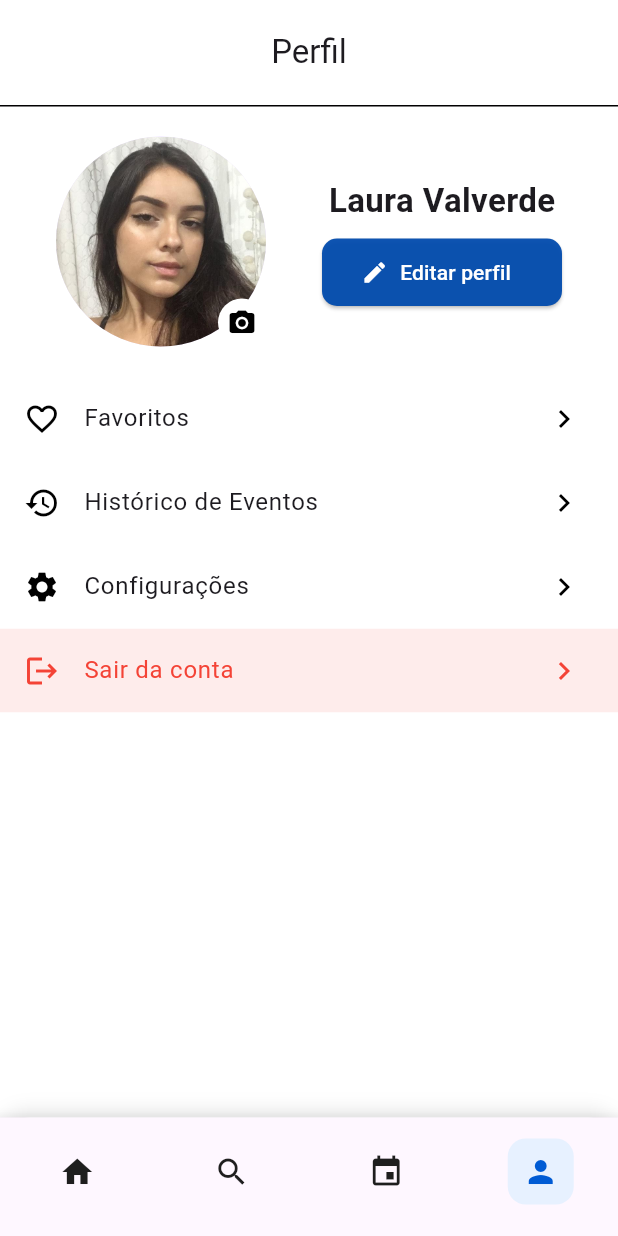
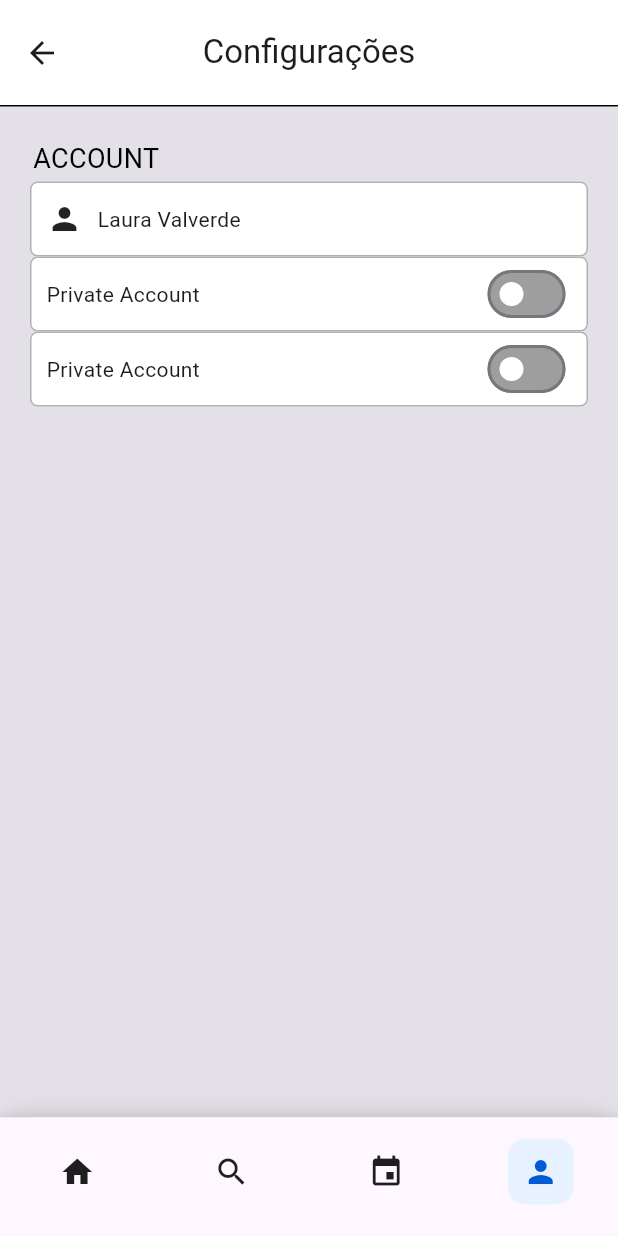
Before and after one commit to imMuriloNeres/eventpro-client, a Flutter app: the ProfileScreen screen opened by its route, after a tap on "Configurações", on a phone screen of 412 x 824 dp. Run offline on Flutter 3.47's test engine with Material 3 defaults, Android fonts, the light colour scheme and no system bars; our stand-ins replace go_router.

Commit message:
feat: atualiza profile_screen com funções nos ListTiles e cria página de configurações do perfil

```diff
--- /dev/null
+++ b/lib/screens/config_screen.dart
@@ -0,0 +1,123 @@
+import 'package:eventpro_app/utils/criarappbar.dart';
+import 'package:flutter/material.dart';
+
+class ConfigPage extends StatefulWidget {
+  const ConfigPage({
+    super.key,
+  });
+
+  @override
+  State<ConfigPage> createState() => _ConfigPageState();
+}
+
+class _ConfigPageState extends State<ConfigPage> {
+  bool isSwitched = false;
+
+  /// Este método retorna um Switch corretamente
+  Widget buildSwitch() {
+    return Switch(
+      value: isSwitched,
+      onChanged: (value) {
+        setState(() {
+          isSwitched = value;
+        });
+      },
+      activeColor: Colors.green,
+      inactiveThumbColor: Colors.white,
+      inactiveTrackColor: Colors.grey,
+    );
+  }
+
+  Widget gerarBarraConfig2(){
+  return Container(
+    width: double.infinity,
+    height: 50,
+    decoration: BoxDecoration(
+      color: Colors.white,
+      border: Border.all(
+        color: const Color.fromARGB(179, 143, 143, 143), // Cor da borda
+        width: 1.0,          // Espessura da borda
+      ),
+      borderRadius: BorderRadius.circular(5), // Cantos arredondados (opcional)
+    ),
+    child: Padding(
+      padding: EdgeInsets.only(left: 10, right: 10),
+      child: Row(
+        mainAxisAlignment: MainAxisAlignment.spaceBetween,
+        children: [
+          Text('Private Account'),
+          buildSwitch(),
+        ],
+      ),
+    ),
+  );
+}
+
+
+  @override
+  Widget build(BuildContext context) {
+    return Scaffold(
+      appBar: appBarCustom(
+        title: 'Configurações',
+        centerTitle: true,
+        backgroundColor: Colors.white,
+
+      ),
+      body: Container(
+        padding: EdgeInsets.only(left: 20, right: 20),
+        width: double.infinity,
+        height: double.infinity,
+        color: const Color.fromARGB(69, 159, 161, 165),
+        child: SingleChildScrollView(
+          child: Column(
+            children: [
+              SizedBox(height: 20),
+              Row(
+                children: [
+                  Padding(
+                    padding: const EdgeInsets.all(2.0),
+                    child: Text(
+                      'ACCOUNT',
+                      style: TextStyle(
+                        color: Colors.black,
+                        fontSize: 18
+                      ),
+                    ),
+                  ),
+                ],
+              ),
+            gerarBarraConfig(),
+            gerarBarraConfig2(),
+            gerarBarraConfig2(),
+            ],
+          ),
+        ),
+      )
+    );
+  }
+}
+
+
+Widget gerarBarraConfig(){
+  return Container(
+    width: double.infinity,
+    height: 50,
+    decoration: BoxDecoration(
+      color: Colors.white,
+      border: Border.all(
+        color: const Color.fromARGB(179, 143, 143, 143),  // Cor da borda
+        width: 1.0,          // Espessura da borda
+      ),
+      borderRadius: BorderRadius.circular(5), // Cantos arredondados (opcional)
+    ),
+    child: Row(
+      mainAxisAlignment: MainAxisAlignment.start,
+      children: [
+        SizedBox(width: 10),
+        Icon(Icons.person),
+        SizedBox(width: 10),
+        Text('Laura Valverde')
+      ],
+    ),
+  );
+}
--- a/lib/screens/profile_screen.dart
+++ b/lib/screens/profile_screen.dart
@@ -1,3 +1,4 @@
+import 'package:eventpro_app/screens/config_screen.dart';
 import 'package:eventpro_app/screens/edit_profile_screen.dart';
 import 'package:eventpro_app/utils/botaopersonalizado.dart';
 import 'package:eventpro_app/utils/criarappbar.dart';
@@ -77,9 +78,14 @@ class _ProfileScreenState extends State<ProfileScreen> {
                 ),
                 Column(
                   children: [
-                    criarListTiles(Icons.favorite_border, 'Favoritos', (){}, iconColor: Colors.black,),
+                    criarListTiles(Icons.favorite_border, 'Favoritos', (){showMyBottomSheet(context);} ,iconColor: Colors.black,),
                     criarListTiles(Icons.history, 'Histórico de Eventos', (){}, iconColor: Colors.black,),
-                    criarListTiles(Icons.settings, 'Configurações', (){}, iconColor: Colors.black,),
+                    criarListTiles(Icons.settings, 'Configurações', (){
+                      Navigator.push(
+                        context,
+                        MaterialPageRoute(builder: (context) => ConfigPage()),
+                      );
+                    }, iconColor: Colors.black,),
                     criarListTiles(
                       Icons.logout,
                       'Sair da conta',
@@ -102,3 +108,34 @@ class _ProfileScreenState extends State<ProfileScreen> {
     );
   }
 }
+
+
+
+void showMyBottomSheet(BuildContext context) {
+  showModalBottomSheet(
+    context: context,
+    isScrollControlled: true, // permite ocupar mais da tela
+    shape: RoundedRectangleBorder(
+      borderRadius: BorderRadius.vertical(top: Radius.circular(20)),
+    ),
+    builder: (context) {
+      return DraggableScrollableSheet(
+        expand: false,
+        builder: (context, scrollController) {
+          return Container(
+            padding: EdgeInsets.all(20),
+            child: ListView(
+              controller: scrollController,
+              children: [
+                Text('Eventos favoritos'),
+                SizedBox(height: 20),
+                Text('Mais conteúdo...'),
+                SizedBox(height: 500), // aumenta artificialmente a altura
+              ],
+            ),
+          );
+        },
+      );
+    },
+  );
+}
```
Also changed, not shown: assets/images/perfil.jpg.
